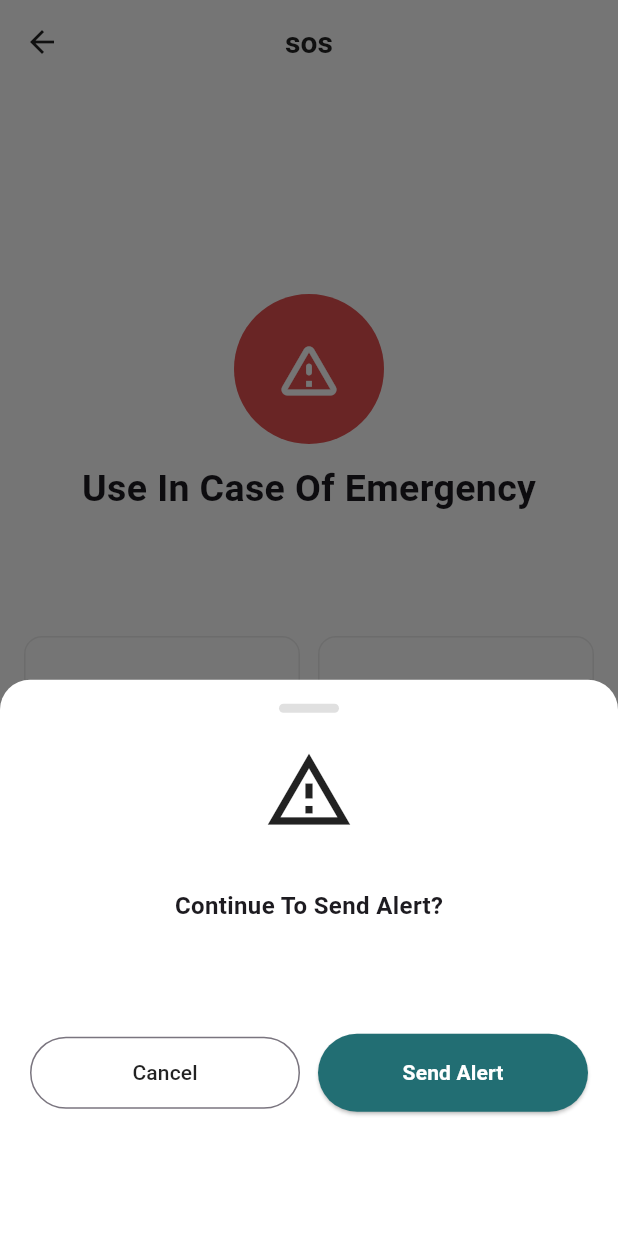
After one commit to LivingstonTardzenyuy/taxi_app, a Flutter app: the SosEmergencyScreen screen opened directly, after a tap on an icon or button, on a phone screen of 412 x 824 dp. The commit adds this screen. Run offline on Flutter 3.47's test engine with Material 3 defaults, Android fonts, the phone set to English and light mode, and no system bars; our stand-ins replace file_picker, fl_chart, get, google_fonts; missing offline and left inert: dart:ffi.

Commit message:
working on driver side

```diff
--- a/lib/driver_app/booking/views/pre_booked.dart
+++ b/lib/driver_app/booking/views/pre_booked.dart
@@ -86,7 +86,7 @@ class _PreBookedScreenState extends State<PreBookedScreen> with SingleTickerProv
         _locations(),
         const SizedBox(height: 12),
         Center(child: Image.asset("assets/images/img.png")),
-        const SizedBox(height: 12),
+        const SizedBox(height: 42),
 
         Container(
             width: double.infinity,
--- /dev/null
+++ b/lib/driver_app/emergency_alert/views/sos_emergency.dart
@@ -0,0 +1,165 @@
+import 'package:flutter/material.dart';
+import 'package:get/get.dart';
+import 'package:taxi_app/client_app/authentication/widgets/primary_button.dart';
+import 'package:taxi_app/theme/colors.dart';
+
+import 'emergency_contact.dart';
+
+class SosEmergencyScreen extends StatelessWidget {
+  const SosEmergencyScreen({Key? key}) : super(key: key);
+
+  void _showConfirmSheet(BuildContext context) {
+    showModalBottomSheet(
+      context: context,
+      backgroundColor: Colors.transparent,
+      isScrollControlled: true,
+      builder: (_) {
+        return DraggableScrollableSheet(
+          expand: false,
+          initialChildSize: 0.45,
+          minChildSize: 0.25,
+          maxChildSize: 0.9,
+          builder: (context, controller) {
+            return Container(
+              padding: const EdgeInsets.symmetric(horizontal: 20, vertical: 16),
+              decoration: const BoxDecoration(
+                color: Colors.white,
+                borderRadius: BorderRadius.vertical(top: Radius.circular(20)),
+              ),
+              child: Column(
+                mainAxisSize: MainAxisSize.min,
+                children: [
+                  Container(width: 40, height: 6, decoration: BoxDecoration(color: Colors.grey[300], borderRadius: BorderRadius.circular(6))),
+                  const SizedBox(height: 12),
+                  // Expanded(
+                  //   child:
+                  // ),
+                  SingleChildScrollView(
+                    controller: controller,
+                    child: Column(
+                      children: [
+                        Container(
+                            height: 80, width: 100,
+                            child: Icon(
+                                Icons.report_problem_outlined,
+                              size: 60,
+                            )),
+                        const SizedBox(height: 25),
+                        const Text('Continue To Send Alert?', style: TextStyle(fontSize: 16, fontWeight: FontWeight.w700)),
+                        const SizedBox(height: 12),
+                      ],
+                    ),
+                  ),
+                  const SizedBox(height: 62),
+                  Padding(
+                    padding: const EdgeInsets.only(bottom: 8.0),
+                    child: Row(
+                      children: [
+                        Expanded(
+                          child: OutlinedButton(
+                            onPressed: () => Navigator.of(context).pop(),
+                            style: OutlinedButton.styleFrom(
+                              padding: const EdgeInsets.symmetric(vertical: 14),
+                              shape: RoundedRectangleBorder(borderRadius: BorderRadius.circular(100)),
+                            ),
+                            child: const Text('Cancel', style: TextStyle(color: Colors.black87)),
+                          ),
+                        ),
+                        const SizedBox(width: 12),
+                        Expanded(
+                          child: PrimaryButton(
+                            label: 'Send Alert',
+                            onPressed: () {
+                              Get.to(EmergencyContactScreen());
+                              // Navigator.of(context).pop();
+                              // Get.snackbar('Alert sent', 'Emergency alert sent to your contacts', backgroundColor: Colors.white);
+                            },
+                            height: 52,
+                          ),
+                        ),
+                      ],
+                    ),
+                  ),
+                ],
+              ),
+            );
+          },
+        );
+      },
+    );
+  }
+
+  Widget _card(BuildContext context, IconData icon, String title) {
+    return GestureDetector(
+      onTap: () => _showConfirmSheet(context),
+      child: Container(
+        width: double.infinity,
+        height: 190,
+        padding: const EdgeInsets.all(12),
+        decoration: BoxDecoration(
+          color: Colors.white,
+          borderRadius: BorderRadius.circular(12),
+          border: Border.all(color: const Color(0xFFECECEC)),
+        ),
+        child: Column(
+          mainAxisAlignment: MainAxisAlignment.center,
+          children: [
+            CircleAvatar(backgroundColor: const Color(0xFFFFECEC), radius: 22, child: Icon(icon, color: Colors.redAccent)),
+            const SizedBox(height: 32),
+            Text(title, textAlign: TextAlign.center, style: const TextStyle(fontWeight: FontWeight.w600)),
+          ],
+        ),
+      ),
+    );
+  }
+
+  @override
+  Widget build(BuildContext context) {
+    return Scaffold(
+      appBar: AppBar(
+        backgroundColor: Colors.white,
+        elevation: 0,
+        iconTheme: const IconThemeData(color: Colors.black87),
+        title: const Text('sos', style: TextStyle(color: Colors.black87, fontWeight: FontWeight.w600)),
+        centerTitle: true,
+      ),
+      body: SafeArea(
+        child: Column(
+          children: [
+            const SizedBox(height: 140),
+            CircleAvatar(
+                radius: 50,
+                backgroundColor: const Color(0xFFE55050),
+                child: Icon(
+                    Icons.warning_amber_rounded,
+                    color: Colors.white, size: 46)),
+            const SizedBox(height: 12),
+            const Text(
+                'Use In Case Of Emergency',
+                style: TextStyle(
+                    fontWeight: FontWeight.w700,
+                    fontSize: 25
+                ),
+            ),
+            const SizedBox(height: 80),
+            Padding(
+              padding: const EdgeInsets.symmetric(horizontal: 16),
+              child: Row(
+                children: [
+                  Expanded(child: _card(context, Icons.phone, 'Call Police\nControl Room')),
+                  const SizedBox(width: 12),
+                  Expanded(child: _card(context, Icons.report_problem_outlined, 'Alert Your\nEmergency Contact')),
+                ],
+              ),
+            ),
+            const SizedBox(height: 18),
+            const Padding(
+              padding: EdgeInsets.symmetric(horizontal: 20),
+              child: Text('Company tracks location data for a safer and smooth ride', textAlign: TextAlign.center, style: TextStyle(color: Colors.black54)),
+            ),
+          ],
+        ),
+      ),
+    );
+  }
+}
```
Also changed, not shown: lib/driver_app/booking/views/cancel_booking.dart (+5 -4 lines), lib/driver_app/emergency_alert/views/emergency_contact.dart (added, +194 -0 lines), lib/driver_app/home/views/home.dart (+26 -0 lines), lib/driver_app/ride_request/views/customer_location.dart (added, +92 -0 lines), lib/driver_app/ride_request/views/ride_request.dart (added, +130 -0 lines).
